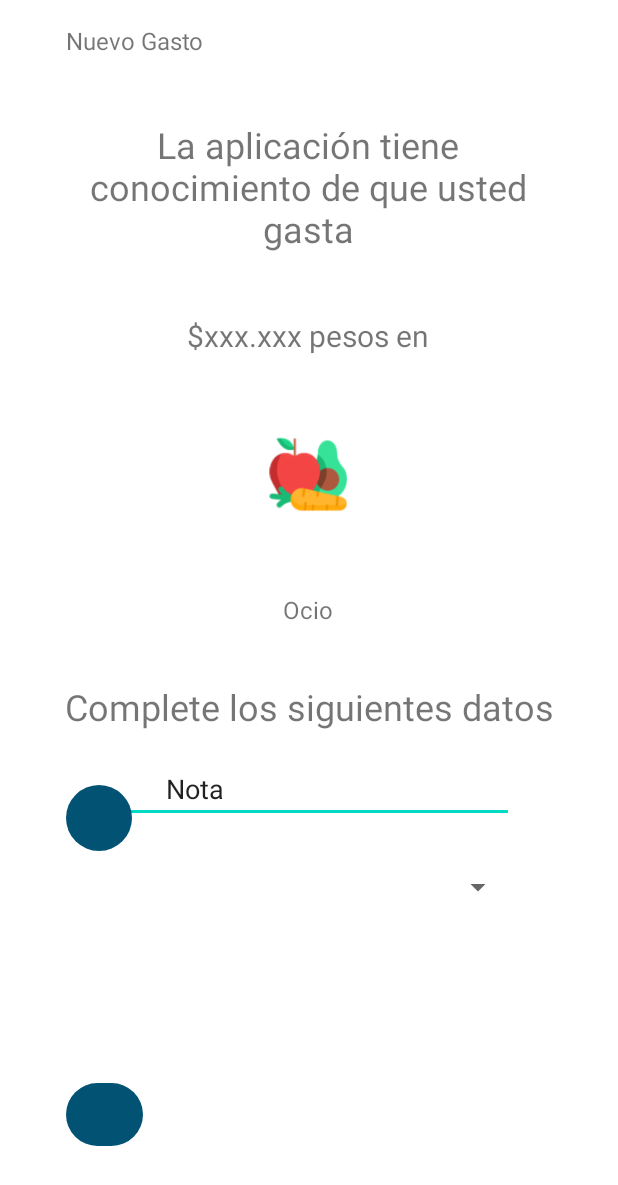
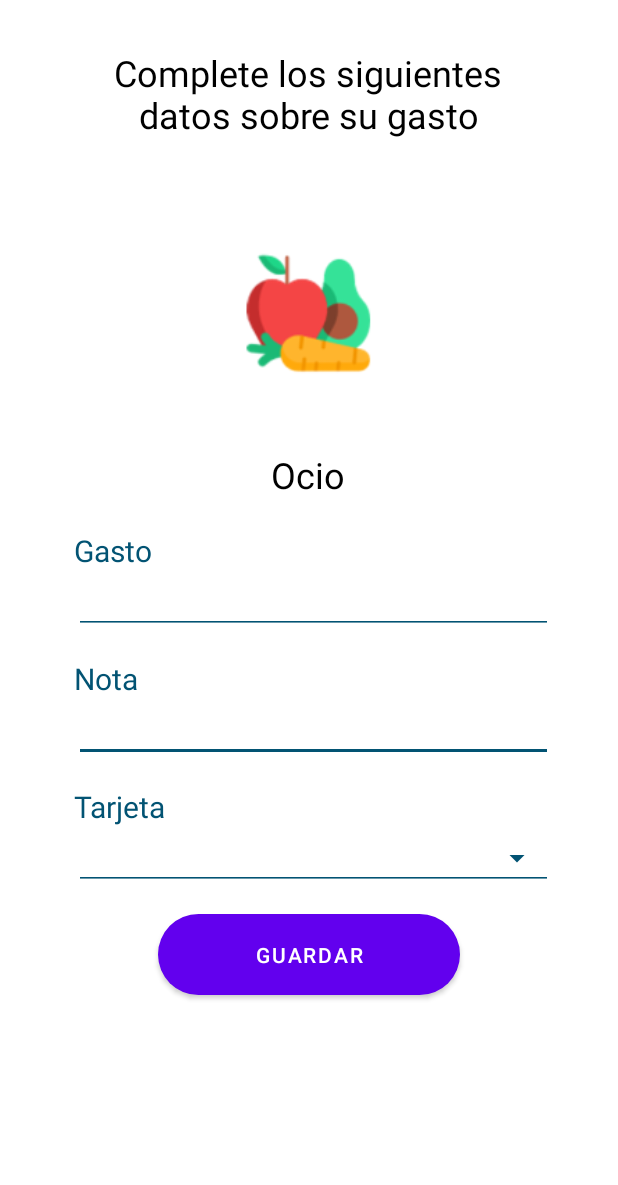
Before and after one commit to JorgeDhSS/AppGastos, an Android app: the layout activity_ingresar_gasto_final.xml on its own in the app's theme, with its tools: preview values and no code run, on a phone screen of 412 x 824 dp. Shown: the top 1185 px of the screen. Run offline under Robolectric (Android 15) with nearby library versions, the phone set to English and light mode, and no system bars.

Commit message:
ingresar gastos

```diff
--- a/app/src/main/AndroidManifest.xml
+++ b/app/src/main/AndroidManifest.xml
@@ -10,6 +10,8 @@
         android:supportsRtl="true"
         android:theme="@style/Theme.AppGastos">
         <activity android:name=".IngresarGastoCategoria"></activity>
+        <activity android:name=".IngresarGasto"></activity>
+        <activity android:name=".IngresarGastoFinal"></activity>
         <activity
             android:name=".ListaTarjetas"
             android:exported="false" />
--- a/app/src/main/java/com/example/appgastos/RecuperarContrasena.java
+++ b/app/src/main/java/com/example/appgastos/RecuperarContrasena.java
@@ -34,8 +34,8 @@ public class RecuperarContrasena extends AppCompatActivity {
     @Override
     protected void onCreate(Bundle savedInstanceState) {
         super.onCreate(savedInstanceState);
+        setContentView(R.layout.activity_recuperar_contrasena);
         emailText = findViewById(R.id.correo);
-        setContentView(R.layout.activity_recuperar_contrasena);
     }
 
     public void onClickVerify(View v) {
--- a/app/src/main/res/layout/activity_ingresar_gasto_final.xml
+++ b/app/src/main/res/layout/activity_ingresar_gasto_final.xml
@@ -7,113 +7,127 @@
     tools:context=".IngresarGastoFinal">
 
     <TextView
-        android:id="@+id/textView42"
-        android:layout_width="wrap_content"
-        android:layout_height="wrap_content"
-        android:layout_marginTop="40dp"
-        android:text="$xxx.xxx pesos en"
-        android:textSize="20sp"
-        app:layout_constraintEnd_toEndOf="parent"
-        app:layout_constraintHorizontal_bias="0.497"
-        app:layout_constraintStart_toStartOf="parent"
-        app:layout_constraintTop_toBottomOf="@+id/textView41" />
-
-    <TextView
-        android:id="@+id/textView40"
-        android:layout_width="103dp"
-        android:layout_height="32dp"
-        android:layout_marginStart="44dp"
-        android:layout_marginTop="16dp"
-        android:text="Nuevo Gasto"
-        android:textSize="16sp"
-        app:layout_constraintStart_toStartOf="parent"
-        app:layout_constraintTop_toTopOf="parent" />
-
-    <TextView
         android:id="@+id/textView41"
         android:layout_width="296dp"
         android:layout_height="90dp"
         android:layout_marginTop="32dp"
-        android:text="La aplicación tiene conocimiento de que usted gasta"
+        android:text="Complete los siguientes datos sobre su gasto"
         android:textAlignment="center"
+        android:textColor="@color/black"
         android:textSize="24sp"
         app:layout_constraintEnd_toEndOf="parent"
         app:layout_constraintHorizontal_bias="0.495"
         app:layout_constraintStart_toStartOf="parent"
-        app:layout_constraintTop_toBottomOf="@+id/textView40" />
+        app:layout_constraintTop_toTopOf="parent" />
 
     <ImageView
-        android:id="@+id/imageView12"
-        android:layout_width="94dp"
-        android:layout_height="102dp"
-        android:layout_marginTop="28dp"
+        android:id="@+id/imageViewCategoryGastoFinal"
+        android:layout_width="188dp"
+        android:layout_height="150dp"
+        android:layout_marginTop="12dp"
+        app:layout_constraintEnd_toEndOf="parent"
+        app:layout_constraintStart_toStartOf="parent"
+        app:layout_constraintTop_toBottomOf="@+id/textView41"
+        app:srcCompat="@mipmap/ic_category_alimentos_foreground" />
+
+    <TextView
+        android:id="@+id/textViewCategoryNameGastoFinal"
+        android:layout_width="267dp"
+        android:layout_height="33dp"
+        android:layout_marginTop="16dp"
+        android:text="Ocio"
+        android:textAlignment="center"
+        android:textColor="@color/black"
+        android:textSize="24sp"
         app:layout_constraintEnd_toEndOf="parent"
         app:layout_constraintHorizontal_bias="0.498"
         app:layout_constraintStart_toStartOf="parent"
-        app:layout_constraintTop_toBottomOf="@+id/textView42"
-        app:srcCompat="@mipmap/ic_category_alimentos_foreground" />
+        app:layout_constraintTop_toBottomOf="@+id/imageViewCategoryGastoFinal" />
+
+    <EditText
+        android:id="@+id/editTextNotaGasto"
+        android:layout_width="319dp"
+        android:layout_height="42dp"
+        android:layout_marginStart="49dp"
+        android:backgroundTint="@color/teal_700"
+        android:ems="10"
+        android:inputType="textPersonName"
+        android:textColor="@color/teal_700"
+        app:layout_constraintEnd_toEndOf="parent"
+        app:layout_constraintHorizontal_bias="0.0"
+        app:layout_constraintStart_toStartOf="parent"
+        app:layout_constraintTop_toBottomOf="@+id/textView40" />
+
+    <Spinner
+        android:id="@+id/spinnerTarjetaGasto"
+        style="@style/Widget.AppCompat.Spinner.Underlined"
+        android:layout_width="319dp"
+        android:layout_height="42dp"
+        android:layout_marginStart="49dp"
+        android:backgroundTint="@color/teal_700"
+        app:layout_constraintEnd_toEndOf="parent"
+        app:layout_constraintHorizontal_bias="0.0"
+        app:layout_constraintStart_toStartOf="parent"
+        app:layout_constraintTop_toBottomOf="@+id/textView42" />
+
+    <EditText
+        android:id="@+id/editTextNumberGastoAmount"
+        android:layout_width="319dp"
+        android:layout_height="42dp"
+        android:layout_marginStart="49dp"
+        android:backgroundTint="@color/teal_700"
+        android:ems="10"
+        android:inputType="numberDecimal"
+        android:textColor="@color/teal_700"
+        app:layout_constraintStart_toStartOf="parent"
+        app:layout_constraintTop_toBottomOf="@+id/textView3" />
 
     <TextView
-        android:id="@+id/textView43"
+        android:id="@+id/textView3"
         android:layout_width="wrap_content"
         android:layout_height="wrap_content"
-        android:layout_marginTop="28dp"
-        android:text="Ocio"
-        android:textSize="16sp"
-        app:layout_constraintEnd_toEndOf="parent"
-        app:layout_constraintHorizontal_bias="0.498"
+        android:layout_marginStart="49dp"
+        android:layout_marginTop="20dp"
+        android:text="Gasto"
+        android:textColor="@color/teal_700"
+        android:textSize="20sp"
         app:layout_constraintStart_toStartOf="parent"
-        app:layout_constraintTop_toBottomOf="@+id/imageView12" />
+        app:layout_constraintTop_toBottomOf="@+id/textViewCategoryNameGastoFinal" />
 
     <TextView
-        android:id="@+id/textView44"
+        android:id="@+id/textView40"
         android:layout_width="wrap_content"
         android:layout_height="wrap_content"
-        android:layout_marginTop="37dp"
-        android:text="Complete los siguientes datos"
-        android:textSize="24sp"
+        android:layout_marginStart="49dp"
+        android:layout_marginTop="16dp"
+        android:text="Nota"
+        android:textColor="@color/teal_700"
+        android:textSize="20sp"
+        app:layout_constraintStart_toStartOf="parent"
+        app:layout_constraintTop_toBottomOf="@+id/editTextNumberGastoAmount" />
+
+    <TextView
+        android:id="@+id/textView42"
+        android:layout_width="wrap_content"
+        android:layout_height="wrap_content"
+        android:layout_marginStart="49dp"
+        android:layout_marginTop="16dp"
+        android:text="Tarjeta"
+        android:textColor="@color/teal_700"
+        android:textSize="20sp"
+        app:layout_constraintStart_toStartOf="parent"
+        app:layout_constraintTop_toBottomOf="@+id/editTextNotaGasto" />
+
+    <Button
+        android:id="@+id/button4"
+        android:layout_width="201dp"
+        android:layout_height="54dp"
+        android:layout_marginTop="16dp"
+        android:background="@drawable/button_background"
+        android:onClick="guardarGasto"
+        android:text="Guardar"
         app:layout_constraintEnd_toEndOf="parent"
         app:layout_constraintStart_toStartOf="parent"
-        app:layout_constraintTop_toBottomOf="@+id/textView43" />
+        app:layout_constraintTop_toBottomOf="@+id/spinnerTarjetaGasto" />
 
-    <EditText
-        android:id="@+id/editTextTextPersonName6"
-        android:layout_width="273dp"
-        android:layout_height="43dp"
-        android:layout_marginTop="18dp"
-        android:ems="10"
-        android:inputType="textPersonName"
-        android:text="        Nota"
-        app:layout_constraintEnd_toEndOf="parent"
-        app:layout_constraintStart_toStartOf="parent"
-        app:layout_constraintTop_toBottomOf="@+id/textView44" />
-
-    <Spinner
-        android:id="@+id/spinner"
-        android:layout_width="273dp"
-        android:layout_height="43dp"
-        android:layout_marginTop="21dp"
-        app:layout_constraintEnd_toEndOf="parent"
-        app:layout_constraintStart_toStartOf="parent"
-        app:layout_constraintTop_toBottomOf="@+id/editTextTextPersonName6" />
-
-    <ImageView
-        android:id="@+id/imageView13"
-        android:layout_width="44dp"
-        android:layout_height="44dp"
-        android:layout_marginStart="44dp"
-        android:layout_marginTop="36dp"
-        app:layout_constraintStart_toStartOf="parent"
-        app:layout_constraintTop_toBottomOf="@+id/textView44"
-        app:srcCompat="@drawable/button_background" />
-
-    <ImageView
-        android:id="@+id/imageView14"
-        android:layout_width="51dp"
-        android:layout_height="42dp"
-        android:layout_marginStart="44dp"
-        android:layout_marginBottom="60dp"
-        app:layout_constraintBottom_toBottomOf="parent"
-        app:layout_constraintStart_toStartOf="parent"
-        app:srcCompat="@drawable/button_background" />
 </androidx.constraintlayout.widget.ConstraintLayout>
```
Also changed, not shown: app/src/main/java/com/example/appgastos/Gasto.java (added, +19 -0 lines), app/src/main/java/com/example/appgastos/IngresarGasto.java (+75 -0 lines), app/src/main/java/com/example/appgastos/IngresarGastoCategoria.java (+4 -3 lines), app/src/main/java/com/example/appgastos/IngresarGastoFinal.java (+130 -1 lines), app/src/main/java/com/example/appgastos/IngresarGastoIntermedio.java (deleted, +0 -14 lines), app/src/main/res/layout/activity_ingresar_gasto.xml (+40 -53 lines), app/src/main/res/layout/activity_ingresar_gasto_intermedio.xml (deleted, +0 -124 lines).
